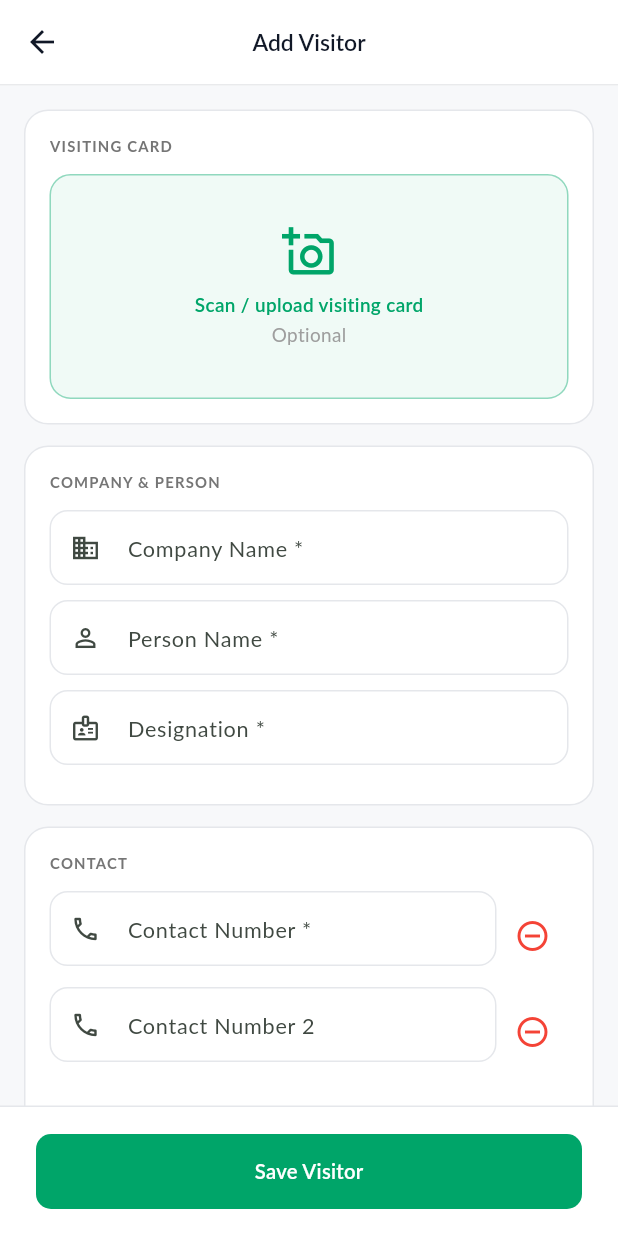
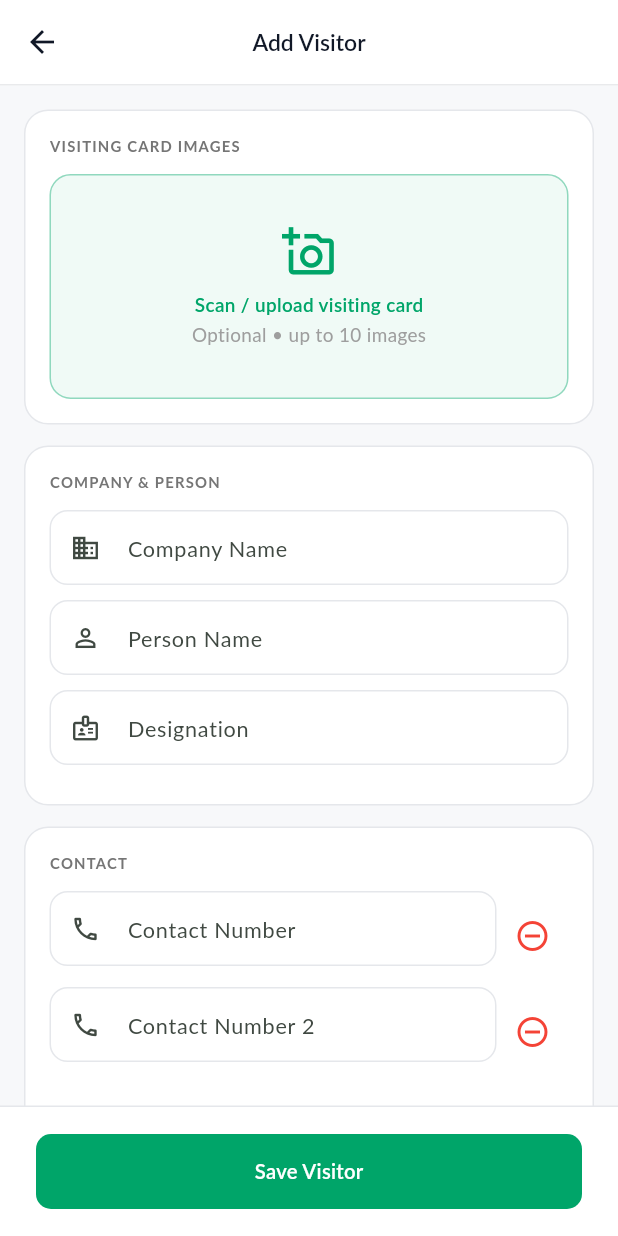
Before and after one commit to UmairSaqibBhutta/RGC-RMS, a Flutter app: the AddVisitorScreen screen opened directly, after a tap on "Add another number", on a phone screen of 412 x 824 dp. Run offline on Flutter 3.47's test engine with Material 3 defaults, Android fonts, the phone set to English and light mode, and no system bars; our stand-ins replace cached_network_image, calendar_date_picker2, cloud_firestore, date_time_picker, file_picker, firebase_core and 18 more; missing offline and left inert: alarm, animated_snack_bar, chatview, docx_template, excel, pointer_interceptor; accounts and stored records are empty.

Commit message:
Visitor cards: multiple images, comments, optional fields, list edit/delete
- Upload via 'images' field (up to 10), remove_images on update
- Add comments field; all fields optional but form cannot be empty
- Image gallery on detail screen; edit/delete menu on list rows

Co-Authored-By: Claude Sonnet 5.5 <noreply@anthropic.com>

```diff
--- a/lib/controllers/visitor_controller.dart
+++ b/lib/controllers/visitor_controller.dart
@@ -15,11 +15,22 @@ class VisitorController extends GetxController {
   final designationCont = TextEditingController();
   final emailCont = TextEditingController();
   final addressCont = TextEditingController();
+  final commentsCont = TextEditingController();
   final List<TextEditingController> phoneConts = [TextEditingController()];
-  File? cardImage;
 
-  /// Existing image (file name) while editing.
-  String? existingImage;
+  static const int maxImages = 10;
+
+  /// Newly picked images, not yet uploaded.
+  final List<File> newImages = [];
+
+  /// Images already on the server (file names) while editing.
+  final List<String> existingImages = [];
+
+  /// Existing images the user removed; sent as `remove_images` on update.
+  final List<String> removedImages = [];
+
+  int get imageCount => existingImages.length + newImages.length;
+  int get remainingSlots => maxImages - imageCount;
 
   // ---- List ----
   List<VisitorDetail> _all = [];
@@ -59,9 +70,28 @@ class VisitorController extends GetxController {
     update();
   }
 
-  void setCardImage(File? f) {
-    cardImage = f;
-    if (f != null) existingImage = null;
+  /// Adds picked images, keeping the total within [maxImages].
+  void addImages(List<File> files) {
+    if (files.isEmpty) return;
+    final slots = remainingSlots;
+    if (slots <= 0) {
+      CustomSnackbar.warning('You can add up to $maxImages images');
+      return;
+    }
+    if (files.length > slots) {
+      CustomSnackbar.warning('Only $maxImages images allowed, extra ignored');
+    }
+    newImages.addAll(files.take(slots));
+    update();
+  }
+
+  void removeNewImage(int i) {
+    newImages.removeAt(i);
+    update();
+  }
+
+  void removeExistingImage(String name) {
+    if (existingImages.remove(name)) removedImages.add(name);
     update();
   }
 
@@ -72,30 +102,40 @@ class VisitorController extends GetxController {
     designationCont.text = v.designation;
     emailCont.text = v.email;
     addressCont.text = v.officeAddress;
+    commentsCont.text = v.comments;
     if (v.contacts.isNotEmpty) {
       phoneConts.first.text = v.contacts.first;
       for (final n in v.contacts.skip(1)) {
         phoneConts.add(TextEditingController(text: n));
       }
     }
-    existingImage = v.hasImage ? v.image : null;
+    existingImages.addAll(v.images);
   }
 
+  /// Every field is optional, but the form can't be completely empty.
   String? validate() {
-    if (companyCont.text.trim().isEmpty) return 'Company name is required';
-    if (personCont.text.trim().isEmpty) return 'Person name is required';
-    if (designationCont.text.trim().isEmpty) return 'Designation is required';
-    final phones =
-        phoneConts.map((c) => c.text.trim()).where((e) => e.isNotEmpty);
-    if (phones.isEmpty) return 'At least one contact number is required';
+    final phones = phoneConts
+        .map((c) => c.text.trim())
+        .where((e) => e.isNotEmpty)
+        .toList();
+    final email = emailCont.text.trim();
+
+    final isEmpty = companyCont.text.trim().isEmpty &&
+        personCont.text.trim().isEmpty &&
+        designationCont.text.trim().isEmpty &&
+        phones.isEmpty &&
+        email.isEmpty &&
+        addressCont.text.trim().isEmpty &&
+        commentsCont.text.trim().isEmpty &&
+        imageCount == 0;
+    if (isEmpty) return 'Please attach an image or fill in at least one field';
+
     if (phones.any((p) => p.replaceAll(RegExp(r'\D'), '').length < 7)) {
       return 'Enter valid contact number(s)';
     }
-    final email = emailCont.text.trim();
     if (email.isNotEmpty && !_emailRegex.hasMatch(email)) {
       return 'Enter a valid email address';
     }
-    if (addressCont.text.trim().isEmpty) return 'Office address is required';
     return null;
   }
 
@@ -126,10 +166,15 @@ class VisitorController extends GetxController {
           'designation': designationCont.text.trim(),
           'email': emailCont.text.trim(),
           'office_address': addressCont.text.trim(),
+          'comments': commentsCont.text.trim(),
         },
-        repeatedFields: {'contact': phones},
-        file: cardImage,
-        fileField: 'image',
+        repeatedFields: {
+          'contact': phones,
+          if (editingId != null && removedImages.isNotEmpty)
+            'remove_images': List.of(removedImages),
+        },
+        files: newImages,
+        fileField: 'images',
       );
 
       if (response == null) {
@@ -152,6 +197,30 @@ class VisitorController extends GetxController {
       isSubmitting = false;
       update();
     }
+  }
+
+  /// Asks for confirmation, then deletes. Returns true when deleted.
+  Future<bool> confirmAndDelete(VisitorDetail v) async {
+    final name = v.personName.isNotEmpty
+        ? v.personName
+        : (v.companyName.isNotEmpty ? v.companyName : 'this visitor');
+    final ok = await Get.dialog<bool>(AlertDialog(
+      shape: RoundedRectangleBorder(borderRadius: BorderRadius.circular(16)),
+      title: const Text('Delete visitor?'),
+      content:
+          Text('This will permanently remove $name and all saved card images.'),
+      actions: [
+        TextButton(
+            onPressed: () => Get.back(result: false),
+            child: const Text('Cancel')),
+        TextButton(
+            onPressed: () => Get.back(result: true),
+            style: TextButton.styleFrom(foregroundColor: Colors.red),
+            child: const Text('Delete')),
+      ],
+    ));
+    if (ok != true) return false;
+    return deleteVisitor(v.id);
   }
 
   Future<bool> deleteVisitor(String id) async {
@@ -185,14 +254,16 @@ class VisitorController extends GetxController {
     designationCont.clear();
     emailCont.clear();
     addressCont.clear();
+    commentsCont.clear();
     for (final c in phoneConts.skip(1)) {
       c.dispose();
     }
     phoneConts
       ..removeRange(1, phoneConts.length)
       ..first.clear();
-    cardImage = null;
-    existingImage = null;
+    newImages.clear();
+    existingImages.clear();
+    removedImages.clear();
   }
 
   Future<void> getVisitors({bool showLoader = true}) async {
@@ -232,6 +303,7 @@ class VisitorController extends GetxController {
     designationCont.dispose();
     emailCont.dispose();
     addressCont.dispose();
+    commentsCont.dispose();
     for (final c in phoneConts) {
       c.dispose();
     }
--- a/lib/models/visitor_detail_model.dart
+++ b/lib/models/visitor_detail_model.dart
@@ -7,8 +7,10 @@ class VisitorDetail {
   final String email;
   final String officeAddress;
 
-  /// File name only; display with `baseUrl + image`.
-  final String? image;
+  final String comments;
+
+  /// File names only; display each with `baseUrl + name`.
+  final List<String> images;
   final DateTime? createdAt;
 
   VisitorDetail({
@@ -19,14 +21,22 @@ class VisitorDetail {
     required this.contacts,
     required this.email,
     required this.officeAddress,
-    this.image,
+    this.comments = '',
+    this.images = const [],
     this.createdAt,
   });
 
-  bool get hasImage => image != null && image!.isNotEmpty;
+  bool get hasImage => images.isNotEmpty;
+
+  /// Best available heading, since every field is optional.
+  String get title => companyName.isNotEmpty
+      ? companyName
+      : (personName.isNotEmpty ? personName : 'Visiting Card');
 
   factory VisitorDetail.fromJson(Map<String, dynamic> json) {
     final c = json['contact'];
+    final imgs = json['images'];
+    final legacy = json['image']?.toString();
     return VisitorDetail(
       id: (json['_id'] ?? '').toString(),
       companyName: json['company_name']?.toString() ?? '',
@@ -37,7 +47,10 @@ class VisitorDetail {
           : (c == null || c.toString().isEmpty ? [] : [c.toString()]),
       email: json['email']?.toString() ?? '',
       officeAddress: json['office_address']?.toString() ?? '',
-      image: json['image']?.toString(),
+      comments: json['comments']?.toString() ?? '',
+      images: imgs is List
+          ? imgs.map((e) => e.toString()).where((e) => e.isNotEmpty).toList()
+          : (legacy != null && legacy.isNotEmpty ? [legacy] : []),
       createdAt: json['createdAt'] != null
           ? DateTime.tryParse(json['createdAt'].toString())?.toLocal()
           : null,
@@ -51,6 +64,7 @@ class VisitorDetail {
         designation,
         email,
         officeAddress,
+        comments,
         ...contacts
       ].join(' ').toLowerCase();
 }
--- a/lib/screens/visitors/add_visitor_screen.dart
+++ b/lib/screens/visitors/add_visitor_screen.dart
@@ -7,6 +7,7 @@ import 'package:image_picker/image_picker.dart';
 import 'package:leadmanagementsystem/constants/constants.dart';
 import 'package:leadmanagementsystem/controllers/visitor_controller.dart';
 import 'package:leadmanagementsystem/widgets/custom_button.dart';
+import 'package:leadmanagementsystem/widgets/custom_snackbar.dart';
 import 'package:leadmanagementsystem/models/visitor_detail_model.dart';
 import 'package:leadmanagementsystem/widgets/custom_widgets.dart';
 import 'package:leadmanagementsystem/widgets/responsive_body.dart';
@@ -34,12 +35,24 @@ class _AddVisitorScreenState extends State<AddVisitorScreen> {
   bool get _isEdit => widget.visitor != null;
 
   Future<void> _pick(ImageSource source) async {
-    final picked = await ImagePicker().pickImage(
+    final picker = ImagePicker();
+    if (source == ImageSource.camera) {
+      final picked = await picker.pickImage(
           source: source, imageQuality: 80, maxWidth: 1600, maxHeight: 1600);
-    if (picked != null) controller.setCardImage(File(picked.path));
+      if (picked != null) controller.addImages([File(picked.path)]);
+    } else {
+      final picked = await picker.pickMultiImage(
+          imageQuality: 80, maxWidth: 1600, maxHeight: 1600);
+      controller.addImages(picked.map((x) => File(x.path)).toList());
+    }
   }
 
   void _chooseSource() {
+    if (controller.remainingSlots <= 0) {
+      CustomSnackbar.warning(
+          'You can add up to ${VisitorController.maxImages} images');
+      return;
+    }
     showModalBottomSheet(
       context: context,
       shape: const RoundedRectangleBorder(
@@ -88,14 +101,14 @@ class _AddVisitorScreenState extends State<AddVisitorScreen> {
           children: [
             LayoutBuilder(builder: (context, box) {
               final wide = box.maxWidth >= 760;
-              final cardSec = _card('Visiting Card', [_cardPicker(c)]);
+              final cardSec = _card('Visiting Card Images', [_imagesPicker(c)]);
               final companySec = _card('Company & Person', [
-                _field('Company Name *', c.companyCont,
+                _field('Company Name', c.companyCont,
                     icon: Icons.business_outlined,
                     caps: TextCapitalization.words),
-                _field('Person Name *', c.personCont,
+                _field('Person Name', c.personCont,
                     icon: Icons.person_outline, caps: TextCapitalization.words),
-                _field('Designation *', c.designationCont,
+                _field('Designation', c.designationCont,
                     icon: Icons.badge_outlined, caps: TextCapitalization.words),
               ]);
               final contactSec = _card('Contact', [
@@ -114,8 +127,14 @@ class _AddVisitorScreenState extends State<AddVisitorScreen> {
                     icon: Icons.mail_outline, type: TextInputType.emailAddress),
               ]);
               final officeSec = _card('Office', [
-                _field('Office Address *', c.addressCont,
+                _field('Office Address', c.addressCont,
                     icon: Icons.location_on_outlined,
+                    lines: 3,
+                    caps: TextCapitalization.sentences),
+              ]);
+              final notesSec = _card('Comments', [
+                _field('Notes about this visitor', c.commentsCont,
+                    icon: Icons.notes_outlined,
                     lines: 3,
                     caps: TextCapitalization.sentences),
               ]);
@@ -129,14 +148,21 @@ class _AddVisitorScreenState extends State<AddVisitorScreen> {
                         crossAxisAlignment: CrossAxisAlignment.start,
                         children: [
                           Expanded(
-                              child: Column(children: [cardSec, officeSec])),
+                              child: Column(
+                                  children: [cardSec, officeSec, notesSec])),
                           const SizedBox(width: 16),
                           Expanded(
                               child:
                                   Column(children: [companySec, contactSec])),
                         ],
                       )
-                    else ...[cardSec, companySec, contactSec, officeSec],
+                    else ...[
+                      cardSec,
+                      companySec,
+                      contactSec,
+                      officeSec,
+                      notesSec
+                    ],
                   ],
                 ),
               );
@@ -169,8 +195,22 @@ class _AddVisitorScreenState extends State<AddVisitorScreen> {
     );
   }
 
-  Widget _cardPicker(VisitorController c) {
-    if (c.cardImage == null && c.existingImage == null) {
+  Widget _imagesPicker(VisitorController c) {
+    final tiles = <Widget>[
+      for (final name in c.existingImages)
+        _thumb(
+          Image.network(baseUrl + name,
+              fit: BoxFit.cover,
+              errorBuilder: (_, __, ___) =>
+                  const Center(child: Icon(Icons.broken_image_outlined))),
+          () => c.removeExistingImage(name),
+        ),
+      for (int i = 0; i < c.newImages.length; i++)
+        _thumb(Image.file(c.newImages[i], fit: BoxFit.cover),
+            () => c.removeNewImage(i)),
+    ];
+
+    if (tiles.isEmpty) {
       return InkWell(
         onTap: _chooseSource,
         borderRadius: BorderRadius.circular(14),
@@ -182,60 +222,75 @@ class _AddVisitorScreenState extends State<AddVisitorScreen> {
             borderRadius: BorderRadius.circular(14),
             border: Border.all(color: appColor.withValues(alpha: .4)),
           ),
-          child: const Column(
+          child: Column(
             mainAxisAlignment: MainAxisAlignment.center,
             children: [
-              Icon(Icons.add_a_photo_outlined, size: 36, color: appColor),
-              SizedBox(height: 8),
-              Text('Scan / upload visiting card',
+              const Icon(Icons.add_a_photo_outlined, size: 36, color: appColor),
+              const SizedBox(height: 8),
+              const Text('Scan / upload visiting card',
                   style:
                       TextStyle(color: appColor, fontWeight: FontWeight.w600)),
-              SizedBox(height: 2),
-              Text('Optional', style: TextStyle(color: Colors.grey)),
+              const SizedBox(height: 2),
+              Text('Optional • up to ${VisitorController.maxImages} images',
+                  style: const TextStyle(color: Colors.grey)),
             ],
           ),
         ),
       );
     }
-    return Stack(
+
+    return Column(
+      crossAxisAlignment: CrossAxisAlignment.start,
       children: [
-        ClipRRect(
-          borderRadius: BorderRadius.circular(14),
-          child: c.cardImage != null
-              ? Image.file(c.cardImage!,
-                  height: 190, width: double.infinity, fit: BoxFit.cover)
-              : Image.network(baseUrl + c.existingImage!,
-                  height: 190,
-                  width: double.infinity,
-                  fit: BoxFit.cover,
-                  errorBuilder: (_, __, ___) => const SizedBox(
-                      height: 120,
-                      child: Center(child: Icon(Icons.broken_image_outlined)))),
+        GridView.count(
+          crossAxisCount: 3,
+          mainAxisSpacing: 8,
+          crossAxisSpacing: 8,
+          shrinkWrap: true,
+          physics: const NeverScrollableScrollPhysics(),
+          children: [
+            ...tiles,
+            if (c.remainingSlots > 0)
+              InkWell(
+                onTap: _chooseSource,
+                borderRadius: BorderRadius.circular(10),
+                child: Container(
+                  decoration: BoxDecoration(
+                    color: appColor.withValues(alpha: .06),
+                    borderRadius: BorderRadius.circular(10),
+                    border: Border.all(color: appColor.withValues(alpha: .4)),
                   ),
-        Positioned(
-          top: 8,
-          right: 8,
-          child: Row(children: [
-            _roundBtn(Icons.edit, _chooseSource),
-            // Backend can't remove an existing image, only replace it.
-            if (c.cardImage != null) ...[
-              const SizedBox(width: 6),
-              _roundBtn(Icons.close, () => c.setCardImage(null)),
+                  child: const Icon(Icons.add_a_photo_outlined,
+                      size: 28, color: appColor),
+                ),
+              ),
           ],
-          ]),
         ),
+        const SizedBox(height: 8),
+        Text('${c.imageCount} / ${VisitorController.maxImages} images',
+            style: TextStyle(fontSize: 12, color: Colors.grey.shade600)),
       ],
     );
   }
 
-  Widget _roundBtn(IconData icon, VoidCallback onTap) => GestureDetector(
-        onTap: onTap,
+  Widget _thumb(Widget image, VoidCallback onRemove) => Stack(
+        fit: StackFit.expand,
+        children: [
+          ClipRRect(borderRadius: BorderRadius.circular(10), child: image),
+          Positioned(
+            top: 4,
+            right: 4,
+            child: GestureDetector(
+              onTap: onRemove,
               child: Container(
-          padding: const EdgeInsets.all(7),
+                padding: const EdgeInsets.all(4),
                 decoration: const BoxDecoration(
                     color: Colors.black54, shape: BoxShape.circle),
-          child: Icon(icon, size: 16, color: Colors.white),
+                child: const Icon(Icons.close, size: 14, color: Colors.white),
               ),
+            ),
+          ),
+        ],
       );
 
   Widget _phoneRow(VisitorController c, int i) {
@@ -245,7 +300,7 @@ class _AddVisitorScreenState extends State<AddVisitorScreen> {
         children: [
           Expanded(
             child: _field(
-              i == 0 ? 'Contact Number *' : 'Contact Number ${i + 1}',
+              i == 0 ? 'Contact Number' : 'Contact Number ${i + 1}',
               c.phoneConts[i],
               icon: Icons.phone_outlined,
               type: TextInputType.phone,
```
Also changed, not shown: lib/screens/visitors/visitor_detail_screen.dart (+150 -77 lines), lib/screens/visitors/visitor_list_screen.dart (+45 -6 lines), lib/services/custom_post_request.dart (+4 -5 lines). Lines whose indentation alone changed are shown as unchanged.
